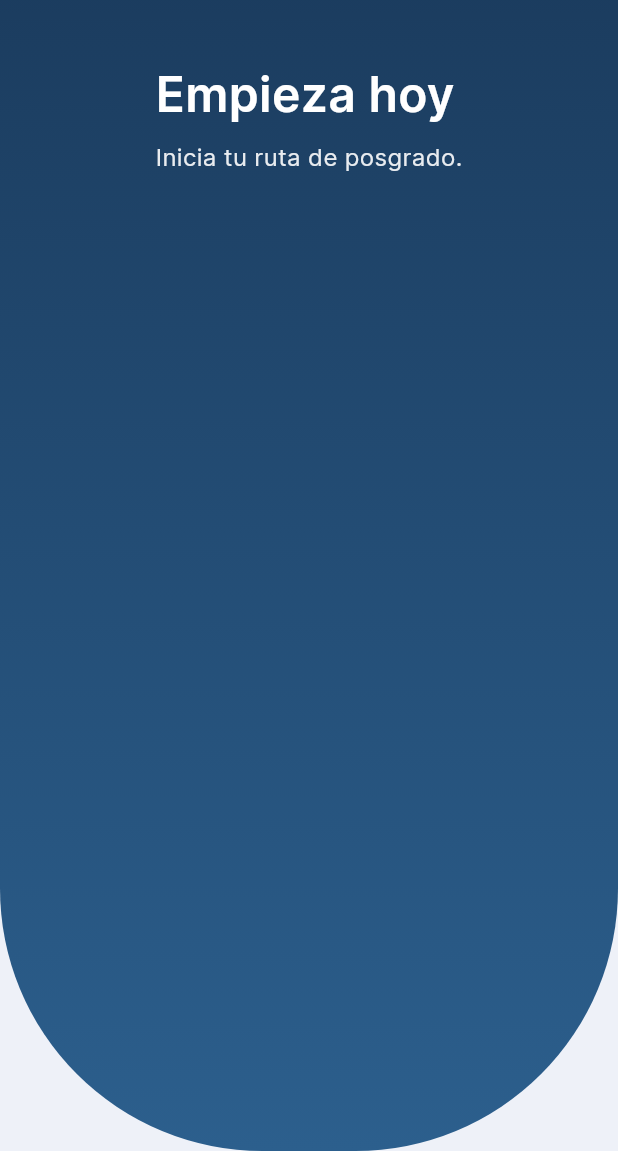
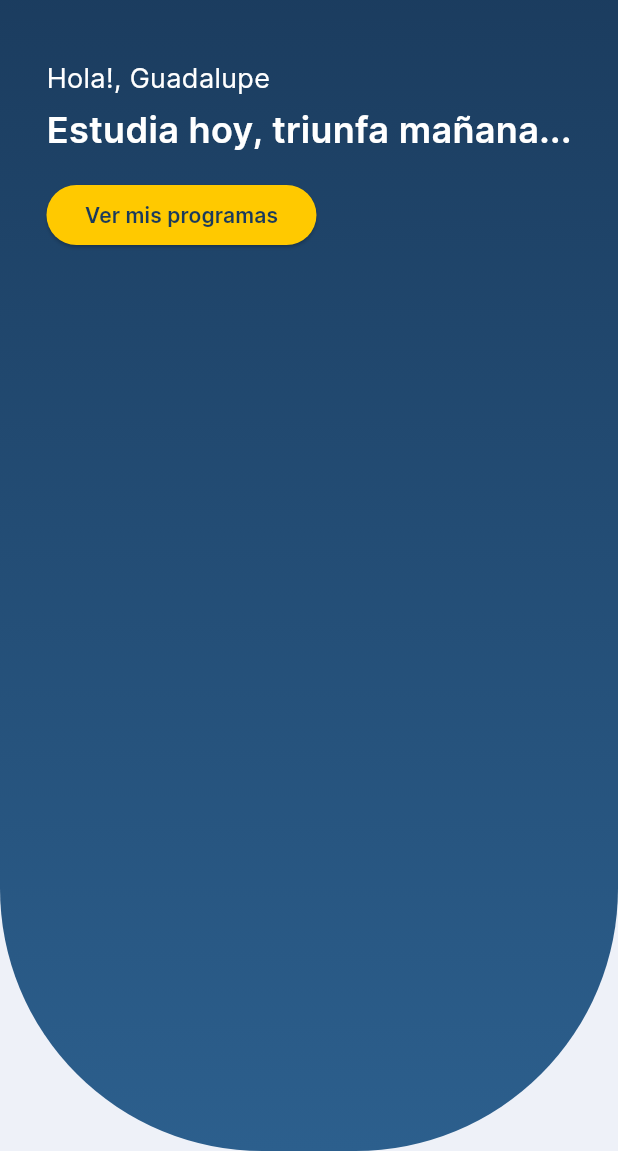
Before and after one commit to cortezsolizbrayan-jpg/Ssut_tarija, a Flutter app: the InicioHeader widget shown alone on an empty page, opened directly, on a phone screen of 412 x 824 dp, the part 85-1236 px from its top. Run offline on Flutter 3.47's test engine with Material 3 defaults, Android fonts, the phone set to English and light mode, and no system bars; our stand-ins replace animate_do, dio, flutter_svg, go_router, rive, riverpod_annotation; generated files the repository leaves out were written again.

```diff
--- a/lib/config/router/app_router.dart
+++ b/lib/config/router/app_router.dart
@@ -1,18 +1,31 @@
 import 'package:go_router/go_router.dart';
 import 'package:refactor_template/features/login/presentation/pages/pages.dart';
 
+/// Configuración central de rutas de la aplicación.
+///
+/// La aplicación inicia ahora en el `SplashScreen` y, al finalizar
+/// su animación, navega a la pantalla de inicio de sesión (`PaginaLogin`).
 final goRouter = GoRouter(
-  initialLocation: '/inicial-page',
+  initialLocation: '/splash',
   routes: [
+    // Splash animado inicial
+    GoRoute(
+      path: '/splash',
+      name: SplashScreen.name,
+      builder: (context, state) => const SplashScreen(),
+    ),
+    // Pantalla inicial antigua. Se mantiene registrada por si
+    // quieres reutilizarla más adelante.
     GoRoute(
       path: '/inicial-page',
       name: InicialPage.name,
       builder: (context, state) => const InicialPage(),
     ),
+    // Pantalla principal de inicio de sesión
     GoRoute(
       path: '/login',
-      name: LoginPage.name,
-      builder: (context, state) => const LoginPage(),
+      name: PaginaLogin.name,
+      builder: (context, state) => const PaginaLogin(),
     ),
   ],
 );
--- a/lib/features/login/presentation/pages/pages.dart
+++ b/lib/features/login/presentation/pages/pages.dart
@@ -1,2 +1,3 @@
 export 'inicial_page.dart';
-export 'login_page.dart';
+export 'pagina_login.dart';
+export 'splash_screen.dart';
--- /dev/null
+++ b/lib/features/login/presentation/pages/pagina_login.dart
@@ -0,0 +1 @@
+export 'login_page.dart';
--- a/lib/features/login/presentation/widgets/botones_widget.dart
+++ b/lib/features/login/presentation/widgets/botones_widget.dart
@@ -14,14 +14,14 @@ class BotonPrimario extends StatelessWidget {
           print('Holaa');
         },
         style: ElevatedButton.styleFrom(
-          backgroundColor: const Color(0xFFFFC727),
+          backgroundColor: const Color(0xFFFFC900),
           foregroundColor: const Color(0xFF0D1730),
           elevation: 8,
           padding: EdgeInsets.symmetric(vertical: width * 0.04),
           shape: RoundedRectangleBorder(
             borderRadius: BorderRadius.circular(36),
           ),
-          shadowColor: const Color(0x33FFC727),
+          shadowColor: const Color(0x33FFC900),
         ),
         child: Text(
           'INICIAR SESIÓN',
--- a/lib/features/sistema/screens/home/home_screen.dart
+++ b/lib/features/sistema/screens/home/home_screen.dart
@@ -4,8 +4,9 @@ import '../../../../config/menu/course.dart';
 import 'components/course_card.dart';
 import 'components/secondary_course_card.dart';
 
-class HomePage extends StatelessWidget {
-  const HomePage({super.key});
+/// Pantalla de cursos/inicio dentro del sistema (después de iniciar sesión).
+class PantallaCursos extends StatelessWidget {
+  const PantallaCursos({super.key});
 
   @override
   Widget build(BuildContext context) {
--- a/lib/features/sistema/screens/inicio/components/inicio_header.dart
+++ b/lib/features/sistema/screens/inicio/components/inicio_header.dart
@@ -1,4 +1,5 @@
 import 'package:flutter/material.dart';
+import 'package:refactor_template/features/sistema/screens/diplomados/diplomados_screen.dart';
 
 class InicioHeader extends StatelessWidget {
   const InicioHeader({super.key});
@@ -179,26 +180,52 @@ class InicioHeader extends StatelessWidget {
                 ],
               ),
             ),
-            // Título y subtítulo
+            // Título, subtítulo y botón "Ver mis programas"
             Padding(
               padding: const EdgeInsets.symmetric(horizontal: 20, vertical: 24),
               child: Column(
                 crossAxisAlignment: CrossAxisAlignment.start,
                 children: [
                   const Text(
-                    'Empieza hoy',
+                    'Hola!, Guadalupe',
+                    style: TextStyle(color: Colors.white, fontSize: 18),
+                  ),
+                  const SizedBox(height: 4),
+                  const Text(
+                    'Estudia hoy, triunfa mañana...',
                     style: TextStyle(
                       color: Colors.white,
-                      fontSize: 32,
+                      fontSize: 24,
                       fontWeight: FontWeight.bold,
                     ),
                   ),
-                  const SizedBox(height: 8),
-                  Text(
-                    'Inicia tu ruta de posgrado.',
-                    style: TextStyle(
-                      color: Colors.white.withOpacity(0.9),
-                      fontSize: 16,
+                  const SizedBox(height: 16),
+                  SizedBox(
+                    width: 180,
+                    child: ElevatedButton(
+                      style: ElevatedButton.styleFrom(
+                        backgroundColor: const Color(0xFFFFC900),
+                        foregroundColor: const Color(0xFF1A3A5C),
+                        padding: const EdgeInsets.symmetric(
+                          horizontal: 16,
+                          vertical: 10,
+                        ),
+                        shape: RoundedRectangleBorder(
+                          borderRadius: BorderRadius.circular(24),
+                        ),
+                      ),
+                      onPressed: () {
+                        Navigator.push(
+                          context,
+                          MaterialPageRoute(
+                            builder: (context) => const DiplomadosScreen(),
+                          ),
+                        );
+                      },
+                      child: const Text(
+                        'Ver mis programas',
+                        style: TextStyle(fontWeight: FontWeight.w600),
+                      ),
                     ),
                   ),
                 ],
--- a/lib/main.dart
+++ b/lib/main.dart
@@ -5,7 +5,9 @@ import 'package:refactor_template/config/router/app_router.dart';
 
 void main() {
   Environment.initEnvironment();
-  debugPaintPointersEnabled = true;
+  // Desactivamos la visualización de zonas táctiles para evitar
+  // interferencias al hacer clic, especialmente en web.
+  debugPaintPointersEnabled = false;
   runApp(const MyApp());
 }
 
```
Also changed, not shown: lib/features/login/onboding/components/sign_in_form.dart (+75 -54 lines), lib/features/login/presentation/pages/login_page.dart (+24 -26 lines), lib/features/login/presentation/pages/splash_screen.dart (added, +116 -0 lines), lib/features/login/presentation/widgets/tarjeta_autenticacion_widget.dart (+10 -46 lines), lib/features/sistema/screens/entryPoint/entry_point.dart (+9 -6 lines).
